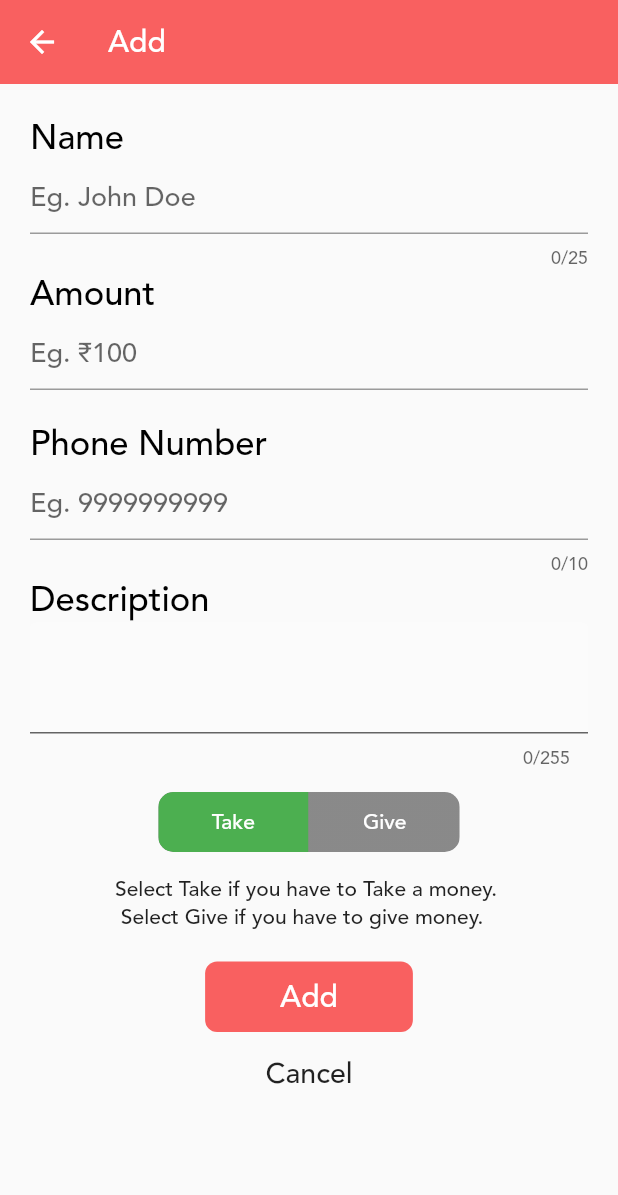
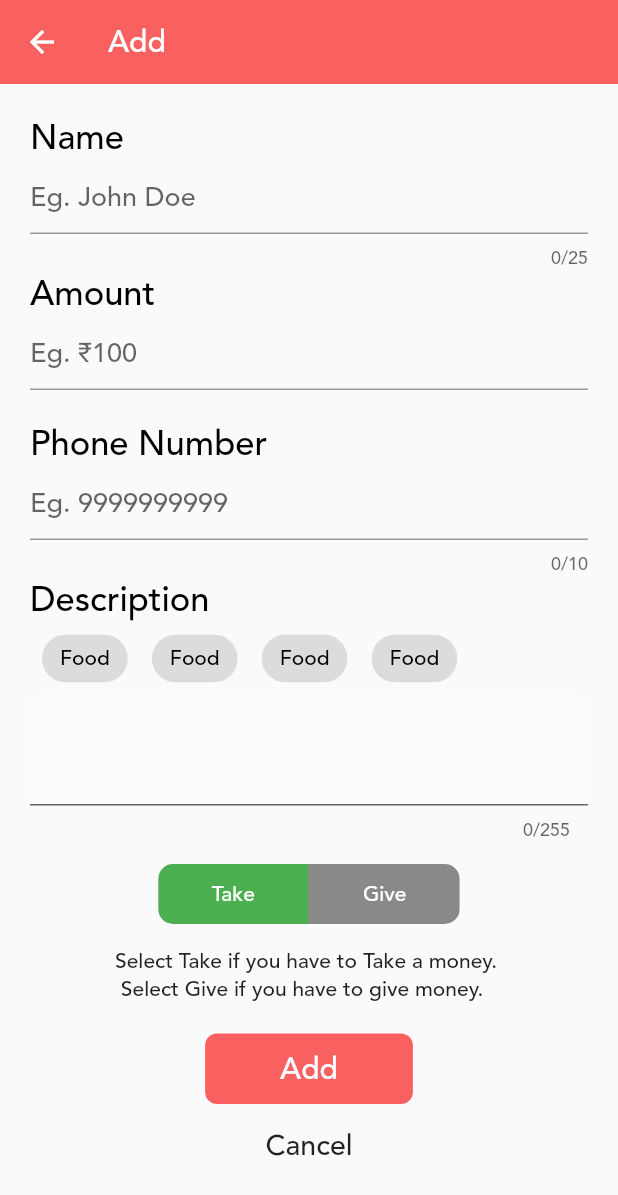
Before and after one commit to hanna2001/Record-Keeper, a Flutter app: the Add screen opened directly with empty values, on a phone screen of 412 x 824 dp. Shown: the top 1195 px of the screen. Run offline on Flutter 3.47's test engine with Material 2 defaults, Android fonts, the phone set to English and light mode, and no system bars; drawn by our look-alikes of toggle_switch; our stand-ins replace flutter_slidable, font_awesome_flutter, local_auth, share, shared_preferences, splashscreen and 2 more; accounts and stored records are empty.

Commit message:
desciption ui

```diff
--- a/lib/screens/auth/add.dart
+++ b/lib/screens/auth/add.dart
@@ -20,6 +20,10 @@ class _AddState extends State<Add> {
   TextEditingController _controller4 = new TextEditingController();
   bool toggleValue = false;
   int Take = 0, Give = 0;
+  List<bool> selected=[false,false,false,false];
+  String label='food';
+  int index=0;
+  int selectedIndex;
   @override
   Widget build(BuildContext context) {
     return Scaffold(
@@ -107,6 +111,14 @@ class _AddState extends State<Add> {
                     color: Colors.black,
                     fontSize: 23,
                   ),
+                ),
+                Row(
+                  children: [
+                    option('Food',0),
+                    option('Food',1),
+                    option('Food',2),
+                    option('Food',3),
+                  ],
                 ),
                 TextField(
                   decoration:  InputDecoration(fillColor: Colors.white24,
@@ -221,6 +233,27 @@ class _AddState extends State<Add> {
         )
     );
   }
+
+  Padding option(String label,int index) {
+    return Padding(
+      padding: const EdgeInsets.symmetric(horizontal: 8),
+      child: ChoiceChip(
+                        label: Text(
+                          label,
+                          style: TextStyle(color: Colors.black),
+                        ),
+                        selectedColor: Colors.grey,
+                        selected: selected[index],
+                        onSelected:(value){
+                          setState(() {
+                            clearAll();
+                            selected[index]=!selected[index];
+                            selectedIndex=index;
+                          });
+                        },
+                      ),
+    );
+  }
   closePopup() async{
     List<Map<String, dynamic>> query =
         await DatabaseHelper.instance.queryAll();
@@ -228,4 +261,8 @@ class _AddState extends State<Add> {
     int Give1 = await DatabaseHelper.instance.TotalToGive();
     Navigator.push(context, MaterialPageRoute(builder: (context)=> Home(query,Give1,Take1)));
   }
+
+  void clearAll(){
+      selected=[false,false,false,false];
+  }
 }
--- a/lib/screens/auth/register.dart
+++ b/lib/screens/auth/register.dart
@@ -183,8 +183,9 @@ class _RegisterState extends State<Register> {
 
   Widget _RoundContinueButton(isLoading) {
     return RawMaterialButton(
-      onPressed: () {},
-      // => (namectrl.text == '' || emailctrl.text == '' || passctrl.text == '') ? Fluttertoast.showToast(msg: 'Please Enter Name, Email And password',toastLength:  Toast.LENGTH_LONG) : registerUser(),
+      onPressed: () {
+        (namectrl.text == '' || emailctrl.text == '' || passctrl.text == '') ? print('not done') : registerUser();
+      },
       elevation: 0.0,
       fillColor: Palette.darkBlue,
       splashColor: Palette.darkOrange,
```
